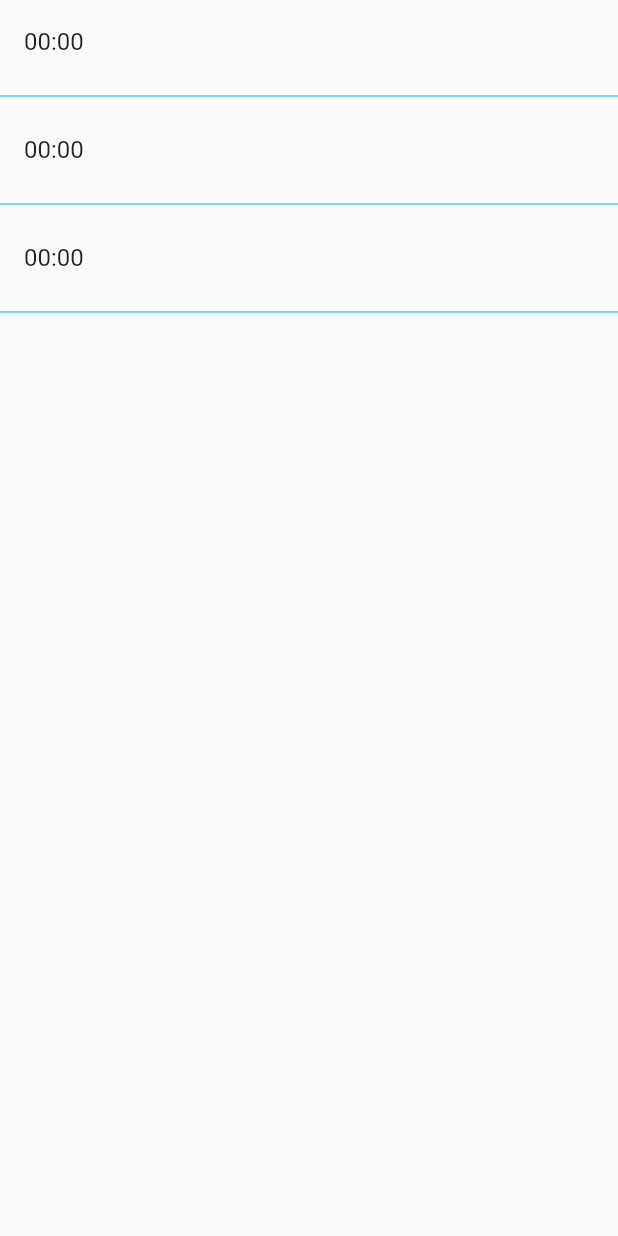
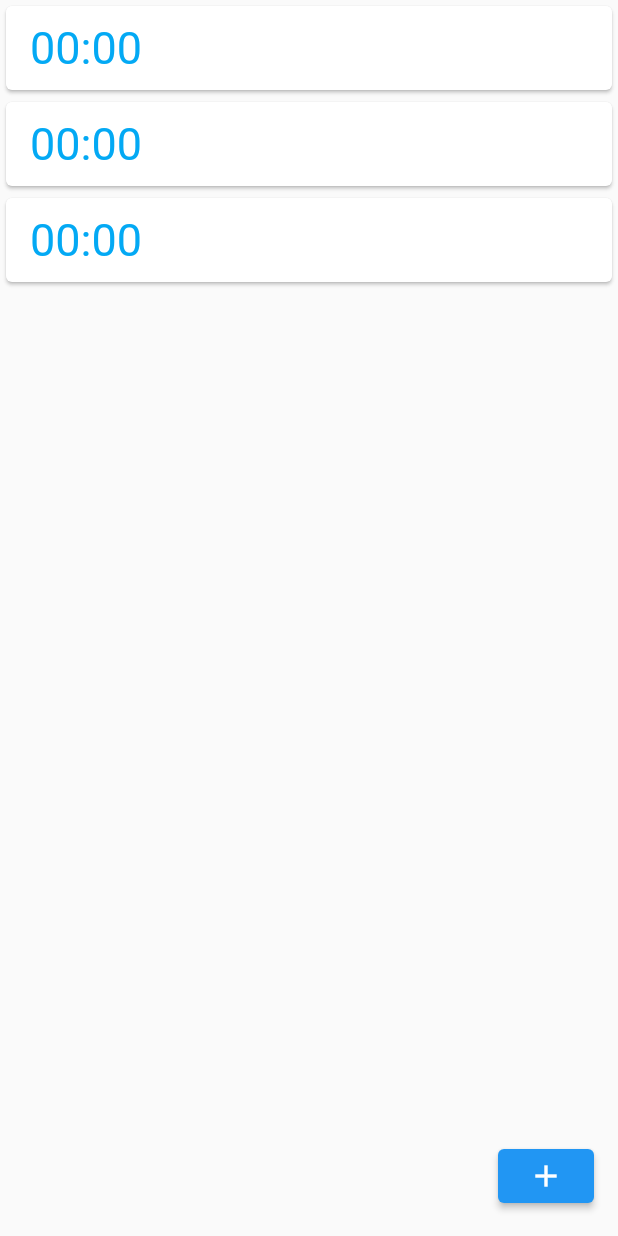
Before and after one commit to Plus-project/time, a Flutter app: the AlarmPage screen opened directly, on a phone screen of 412 x 824 dp. Run offline on Flutter 3.47's test engine with Material 2 defaults, Android fonts, the phone set to English and light mode, and no system bars.

Commit message:
up to date by rui

```diff
--- a/lib/Alarm/Alarm.dart
+++ b/lib/Alarm/Alarm.dart
@@ -1,4 +1,5 @@
 import 'package:flutter/material.dart';
+import 'ListAdd.dart';
 
 class AlarmPage extends StatefulWidget {
   @override
@@ -14,17 +15,33 @@ class _AlarmPageState extends State<AlarmPage> {
       body: ListView.builder(
           itemCount: alarmList.length,
           itemBuilder: (BuildContext context, int index) {
-            return Column(
-              children: [
-                ListTile(
-                  title: Text(alarmList[index]),
+            return Card(
+              child: ListTile(
+                title: Text(
+                  alarmList[index],
+                  style: TextStyle(
+                    fontSize: 30,
+                    color: Colors.lightBlue,
+                  ),
                 ),
-                Divider(
-                  color: Colors.lightBlue,
-                )
-              ],
+              ),
             );
           }),
+      floatingActionButton: ElevatedButton(
+        onPressed: () async {
+          final newListText = await Navigator.of(context).push(
+            MaterialPageRoute(builder: (context) {
+              return ListAdd();
+            }),
+          );
+          if (newListText != null) {
+            setState(() {
+              alarmList.add(newListText);
+            });
+          }
+        },
+        child: Icon(Icons.add),
+      ),
     );
   }
 }
```
Also changed, not shown: lib/Alarm/ListAdd.dart (added, +38 -0 lines).
